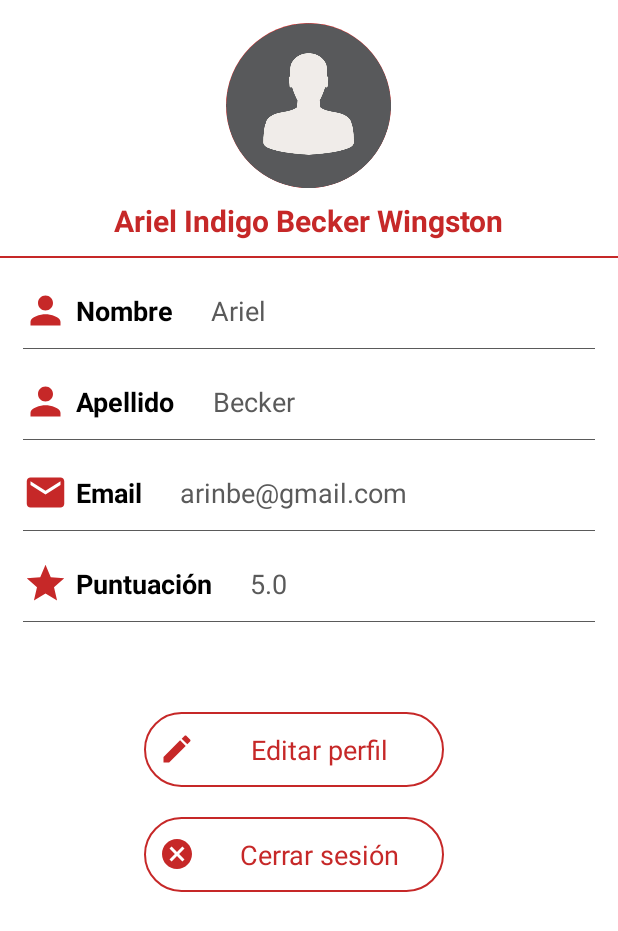
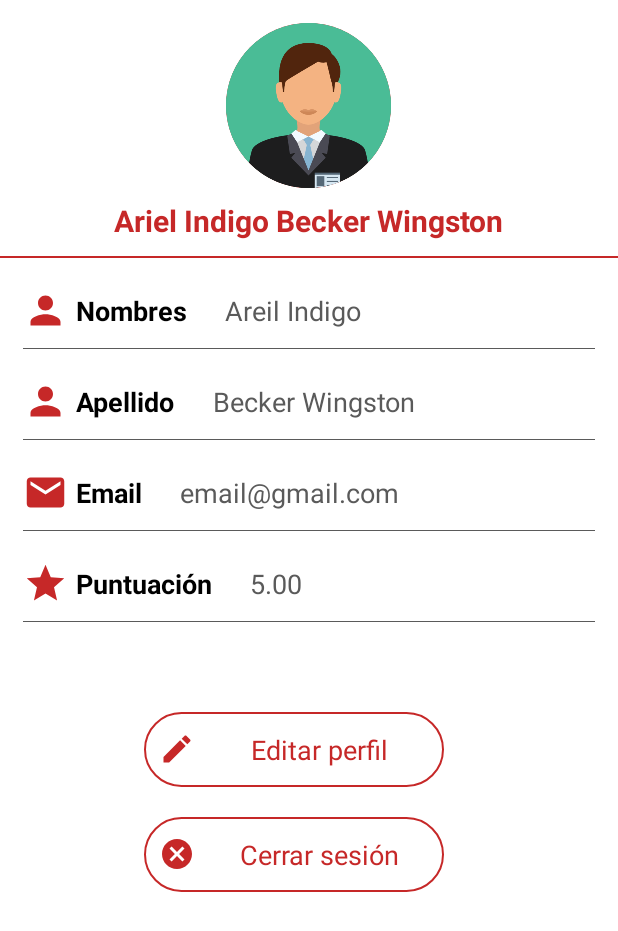
Before and after one commit to AndreM22/Ludoteca, an Android app: the layout fragment_my_profile.xml on its own in the app's theme, with its tools: preview values and no code run, on a phone screen of 412 x 824 dp. Shown: the top 931 px of the screen. Run offline under Robolectric (Android 15) with nearby library versions, the phone set to English and light mode, and no system bars.

Commit message:
Profile load data

```diff
--- a/app/src/main/res/layout/fragment_my_profile.xml
+++ b/app/src/main/res/layout/fragment_my_profile.xml
@@ -1,6 +1,14 @@
 <?xml version="1.0" encoding="utf-8"?>
-<LinearLayout xmlns:android="http://schemas.android.com/apk/res/android"
-    xmlns:tools="http://schemas.android.com/tools"
+<layout xmlns:android="http://schemas.android.com/apk/res/android"
+    xmlns:tools="http://schemas.android.com/tools">
+    <data>
+        <variable
+            name="profileInfo"
+            type="com.andremachicao.ludoteca.profile.Profile" />
+    </data>
+
+
+<LinearLayout
     android:layout_width="match_parent"
     android:layout_height="match_parent"
     tools:context=".profile.MyProfileFragment"
@@ -19,7 +27,7 @@
             android:id="@+id/MyProfileImage"
             android:layout_width="110dp"
             android:layout_height="110dp"
-            android:src="@drawable/default_profile"
+            android:src="@drawable/user"
             android:background="@drawable/circle_button"/>
 
         <TextView
@@ -58,7 +66,7 @@
         <TextView
             android:layout_width="wrap_content"
             android:layout_height="wrap_content"
-            android:text="Nombre"
+            android:text="Nombres"
             android:textStyle="bold"
             android:textColor="@color/black"
             android:textSize="18dp"
@@ -67,7 +75,8 @@
             android:id="@+id/MyProfileFirstName"
             android:layout_width="wrap_content"
             android:layout_height="wrap_content"
-            android:text="Ariel"
+            android:text="@{profileInfo.names}"
+            tools:text="Areil Indigo"
             android:layout_marginLeft="25dp"
             android:textSize="18dp"
             android:textColor="@color/dark_gray"/>
@@ -108,7 +117,8 @@
             android:id="@+id/MyProfileLastName"
             android:layout_width="wrap_content"
             android:layout_height="wrap_content"
-            android:text="Becker"
+            android:text="@{profileInfo.lastnames}"
+            tools:text="Becker Wingston"
             android:layout_marginLeft="25dp"
             android:textSize="18dp"
             android:textColor="@color/dark_gray"/>
@@ -149,7 +159,8 @@
             android:id="@+id/MyProfileEmail"
             android:layout_width="wrap_content"
             android:layout_height="wrap_content"
-            android:text="arinbe@gmail.com"
+            android:text="@{profileInfo.email}"
+            tools:text="email@gmail.com"
             android:layout_marginLeft="25dp"
             android:textSize="18dp"
             android:textColor="@color/dark_gray"/>
@@ -190,7 +201,8 @@
             android:id="@+id/MyProfileScore"
             android:layout_width="wrap_content"
             android:layout_height="wrap_content"
-            android:text="5.0"
+            android:text="@{String.valueOf(profileInfo.starts)}"
+            tools:text="5.00"
             android:layout_marginLeft="25dp"
             android:textSize="18dp"
             android:textColor="@color/dark_gray"/>
@@ -243,3 +255,4 @@
     </LinearLayout>
 
 </LinearLayout>
+</layout>
```
Also changed, not shown: app/src/main/java/com/andremachicao/ludoteca/loginRegister/RegisterFragment.kt (+36 -10 lines), app/src/main/java/com/andremachicao/ludoteca/profile/Profile.kt (added, +8 -0 lines), app/src/main/res/drawable/user.png (added).
